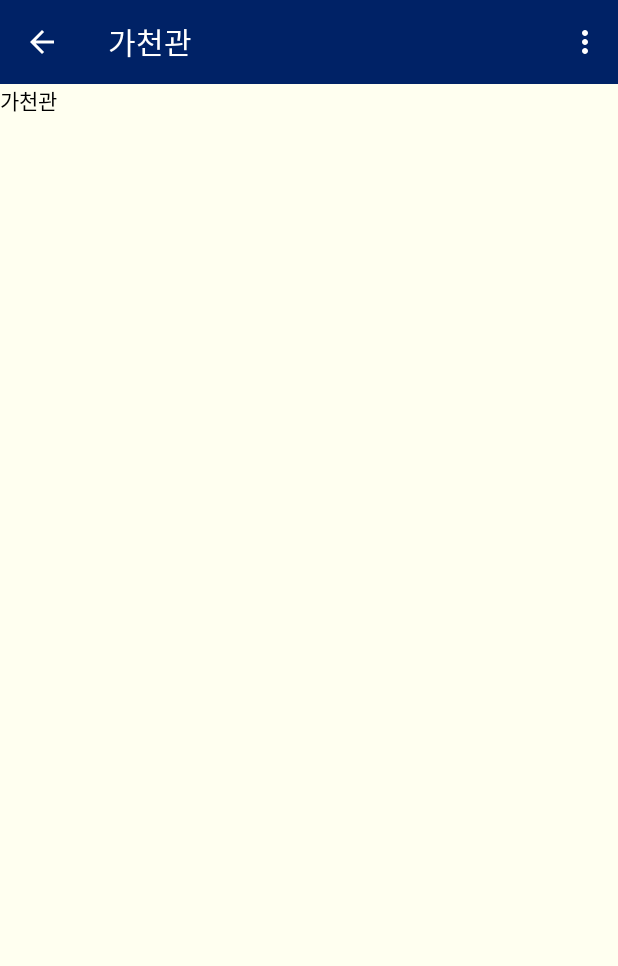
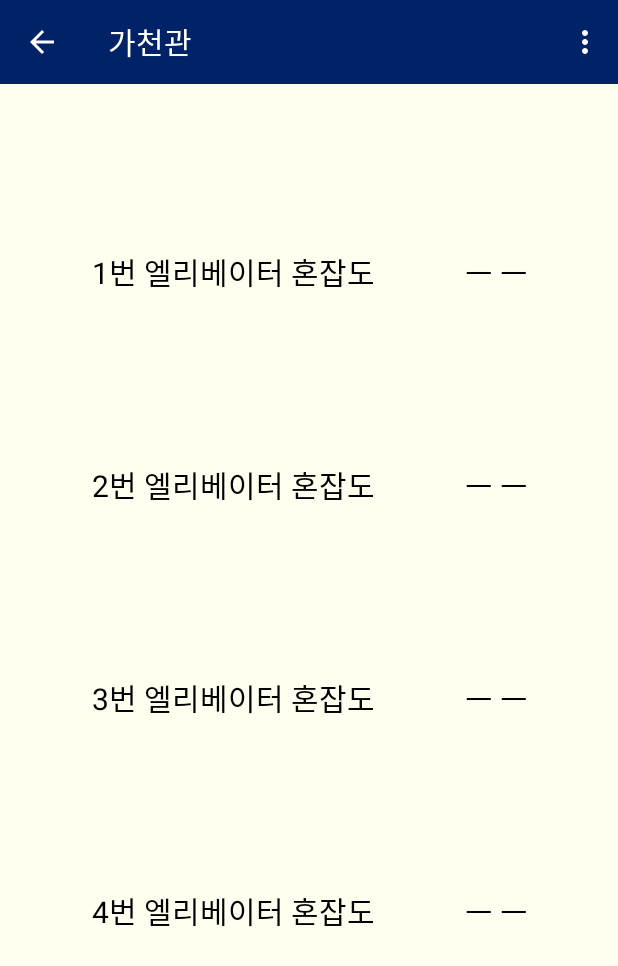
Before and after one commit to bansakdo/Elevator, an Android app: the Gachon screen opened directly, with no data from a screen before it, on a phone screen of 412 x 824 dp. Shown: the top 966 px of the screen. Run offline under Robolectric (Android 15) with nearby library versions, the phone set to English and light mode, and no system bars.

```diff
--- a/app/src/main/java/com/example/projectaa/Gachon.java
+++ b/app/src/main/java/com/example/projectaa/Gachon.java
@@ -7,10 +7,12 @@ import android.os.Bundle;
 import android.os.PersistableBundle;
 import android.view.Menu;
 import android.view.MenuItem;
+import android.widget.TextView;
 import android.widget.Toolbar;
 
 public class Gachon extends Activity {
 
+    TextView elv1, elv2, elv3, elv4;
     @Override
     protected void onCreate(Bundle savedInstanceState) {
         MainActivity.actList.add(this);
@@ -22,6 +24,20 @@ public class Gachon extends Activity {
         ActionBar ab = getActionBar();
         getActionBar().setDisplayHomeAsUpEnabled(true);
         ab.setTitle("가천관");
+        elv1 = (TextView)findViewById(R.id.tv_gachon_elv1);
+        elv2 = (TextView)findViewById(R.id.tv_gachon_elv2);
+        elv3 = (TextView)findViewById(R.id.tv_gachon_elv3);
+        elv4 = (TextView)findViewById(R.id.tv_gachon_elv4);
+
+
+    }
+
+
+
+    @Override
+    protected void onStart() {
+        super.onStart();
+
 
 
     }
--- a/app/src/main/res/layout/activity_gachon.xml
+++ b/app/src/main/res/layout/activity_gachon.xml
@@ -12,13 +12,112 @@
         android:theme="?attr/actionBarTheme"
         android:titleTextColor="#ffffff"/>
 
-    <TextView
-        android:id="@+id/tv_gachon_main"
+<LinearLayout
+    android:layout_width="match_parent"
+    android:layout_height="100dp"></LinearLayout>
+    <LinearLayout
         android:layout_width="match_parent"
-        android:layout_height="wrap_content"
-        android:text="가천관"
-        android:textColor="#000000"/>
+        android:layout_height="match_parent"
+        android:orientation="horizontal"
+        android:gravity="center_horizontal"
+        android:layout_weight="1"
+
+        >
+
+        <TextView
+            android:layout_width="250dp"
+            android:layout_height="50dp"
+            android:text="1번 엘리베이터 혼잡도"
+            android:textColor="#000000"
+            android:textSize="20dp"
+            android:gravity="center"/>
+        <TextView
+            android:id="@+id/tv_gachon_elv1"
+            android:layout_width="100dp"
+            android:layout_height="50dp"
+            android:text="ㅡ ㅡ"
+            android:gravity="center"
+            android:textColor="#000000"
+            android:textSize="20dp"
+            />
+    </LinearLayout>
+
+    <LinearLayout
+        android:layout_width="match_parent"
+        android:layout_height="match_parent"
+        android:orientation="horizontal"
+        android:gravity="center_horizontal"
+        android:layout_weight="1">
+
+        <TextView
+            android:layout_width="250dp"
+            android:layout_height="50dp"
+            android:text="2번 엘리베이터 혼잡도"
+            android:textColor="#000000"
+            android:textSize="20dp"
+            android:gravity="center"/>
+        <TextView
+            android:id="@+id/tv_gachon_elv2"
+            android:layout_width="100dp"
+            android:layout_height="50dp"
+            android:text="ㅡ ㅡ"
+            android:gravity="center"
+            android:textColor="#000000"
+            android:textSize="20dp"
+            />
+    </LinearLayout>
+    <LinearLayout
+        android:layout_width="match_parent"
+        android:layout_height="match_parent"
+        android:orientation="horizontal"
+        android:gravity="center_horizontal"
+        android:layout_weight="1">
+
+        <TextView
+            android:layout_width="250dp"
+            android:layout_height="50dp"
+            android:text="3번 엘리베이터 혼잡도"
+            android:textColor="#000000"
+            android:textSize="20dp"
+            android:gravity="center"/>
+        <TextView
+            android:id="@+id/tv_gachon_elv3"
+            android:layout_width="100dp"
+            android:layout_height="50dp"
+            android:text="ㅡ ㅡ"
+            android:gravity="center"
+            android:textColor="#000000"
+            android:textSize="20dp"
+            />
+    </LinearLayout>
+    <LinearLayout
+        android:layout_width="match_parent"
+        android:layout_height="match_parent"
+        android:orientation="horizontal"
+        android:gravity="center_horizontal"
+        android:layout_weight="1">
+
+        <TextView
+            android:layout_width="250dp"
+            android:layout_height="50dp"
+            android:text="4번 엘리베이터 혼잡도"
+            android:textColor="#000000"
+            android:textSize="20dp"
+            android:gravity="center"/>
+        <TextView
+            android:id="@+id/tv_gachon_elv4"
+            android:layout_width="100dp"
+            android:layout_height="50dp"
+            android:text="ㅡ ㅡ"
+            android:gravity="center"
+            android:textColor="#000000"
+            android:textSize="20dp"
+            />
+    </LinearLayout>
 
 
 
+    <LinearLayout
+        android:layout_width="match_parent"
+        android:layout_height="100dp"></LinearLayout>
 </LinearLayout>
```
Also changed, not shown: app/src/main/java/com/example/projectaa/DBHelper.java (added, +49 -0 lines), app/src/main/res/layout/activity_main.xml (+44 -12 lines).
